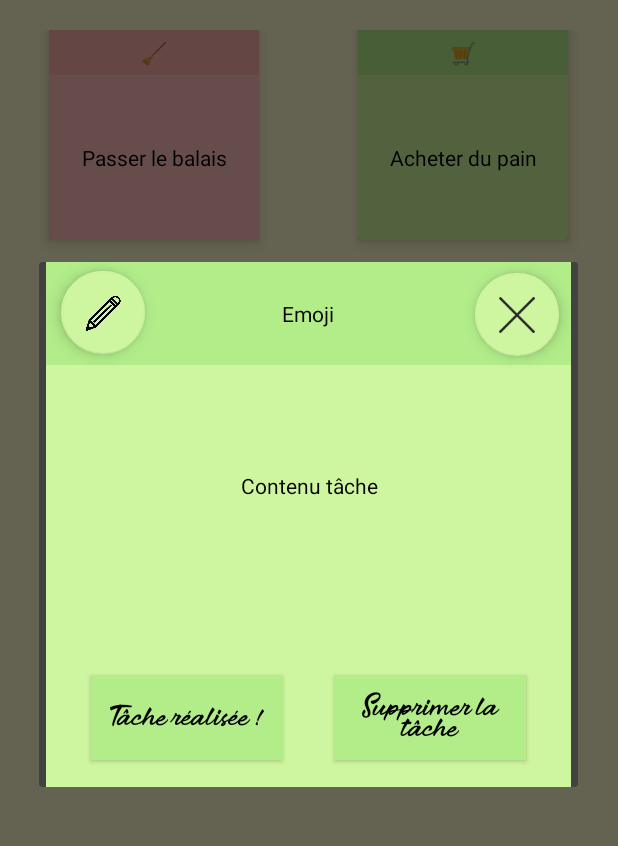
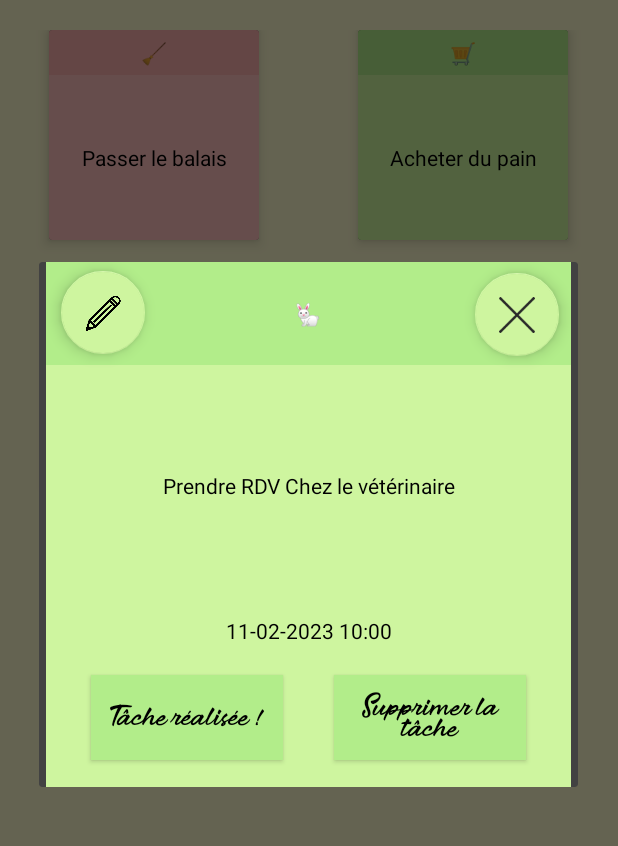
Before and after one commit to Scressenville/My-To-Do-List-Application, an Android app: the screen it shows after launch (MainActivity), after a tap on an icon or button, on a phone screen of 412 x 824 dp, the part 93-939 px from its top. Run offline under Robolectric (Android 15) with nearby library versions, the phone set to English and light mode, and no system bars.

Commit message:
Modified details_dialog.xml and added data injection functions

```diff
--- a/app/src/main/java/r411/project/todolistapplication/MainActivity.kt
+++ b/app/src/main/java/r411/project/todolistapplication/MainActivity.kt
@@ -70,6 +70,13 @@ class MainActivity : AppCompatActivity() {
         val dialogView = inflater.inflate(R.layout.details_dialog, null)
         dialogBuilder.setView(dialogView)
 
+        val dbhandler: DatabaseHandler = DatabaseHandler(this)
+        val task = dbhandler.selectTaskFromId(view.id)
+
+        dialogView.findViewById<TextView>(R.id.detail_post_it_shade).text = String(Character.toChars(task!!.taskCategory))
+        dialogView.findViewById<TextView>(R.id.detail_content).text= task.taskDescription
+        dialogView.findViewById<TextView>(R.id.detail_time_date).text = task.taskDeadLine
+
         val b = dialogBuilder.create()
         b.show()
     }
--- a/app/src/main/java/r411/project/todolistapplication/handler/DatabaseHandler.kt
+++ b/app/src/main/java/r411/project/todolistapplication/handler/DatabaseHandler.kt
@@ -6,6 +6,7 @@ import android.database.Cursor
 import android.database.sqlite.SQLiteDatabase
 import android.database.sqlite.SQLiteException
 import android.database.sqlite.SQLiteOpenHelper
+import android.security.identity.AccessControlProfileId
 import r411.project.todolistapplication.classes.TaskModelClass
 
 class DatabaseHandler(context: Context): SQLiteOpenHelper(context, DATABASE_NAME, null, DATABASE_VERSION) {
@@ -118,4 +119,35 @@ class DatabaseHandler(context: Context): SQLiteOpenHelper(context, DATABASE_NAME
         }
         return taskList
     }
+
+    fun selectTaskFromId(id: Int): TaskModelClass?{
+        val selectQuery = "SELECT $TASK_ID, $CATEGORY_ICON_UNICODE, $TASK_DESCRIPTION, $TASK_DEADLINE, $TASK_STATUS " +
+                "FROM $TABLE_TASKS T INNER JOIN $TABLE_CATEGORIES C ON T.$TASK_CATEGORY = C.$CATEGORY_NAME " +
+                "WHERE $TASK_ID=$id"
+        val db = this.readableDatabase
+        var cursor: Cursor? = null
+        try {
+            cursor = db.rawQuery(selectQuery, null)
+        }
+        catch (e: SQLiteException) {
+            db.execSQL(selectQuery)
+            return null
+        }
+        val taskId: Int
+        val taskCategory: Int
+        val taskDescription: String
+        val taskDeadline: String?
+        val taskStatus: String
+
+        cursor.moveToFirst()
+        taskId = cursor.getInt(cursor.getColumnIndex(TASK_ID))
+        taskCategory = cursor.getInt(cursor.getColumnIndex(CATEGORY_ICON_UNICODE))
+        taskDescription = cursor.getString(cursor.getColumnIndex(TASK_DESCRIPTION))
+        taskDeadline = cursor.getString(cursor.getColumnIndex(TASK_DEADLINE))
+        taskStatus = cursor.getString(cursor.getColumnIndex(TASK_STATUS))
+        val task = TaskModelClass(taskId, taskCategory, taskDescription, taskDeadline, taskStatus)
+
+        return task
+
+    }
 }
--- a/app/src/main/res/layout/details_dialog.xml
+++ b/app/src/main/res/layout/details_dialog.xml
@@ -67,7 +67,23 @@
             android:textColor="@color/black" />
 
         <TextView
-            android:id="@+id/textView2"
+            android:id="@+id/detail_time_date"
+            android:layout_width="181dp"
+            android:layout_height="33dp"
+            android:layout_alignParentStart="true"
+            android:layout_alignParentTop="true"
+            android:layout_alignParentEnd="true"
+            android:layout_alignParentBottom="true"
+            android:layout_marginStart="85dp"
+            android:layout_marginTop="229dp"
+            android:layout_marginEnd="84dp"
+            android:layout_marginBottom="88dp"
+            android:text="Date et heure"
+            android:gravity="center"
+            android:textColor="#000000" />
+
+        <TextView
+            android:id="@+id/detail_content"
             android:layout_width="287dp"
             android:layout_height="138dp"
             android:layout_alignParentStart="true"
```
